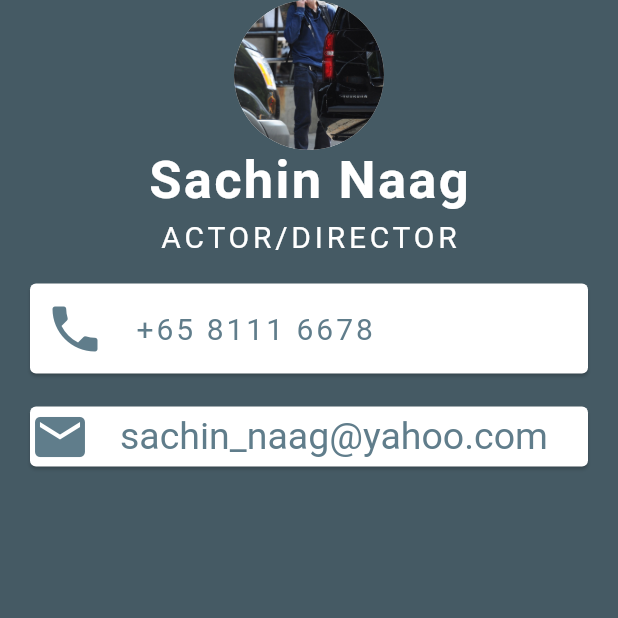
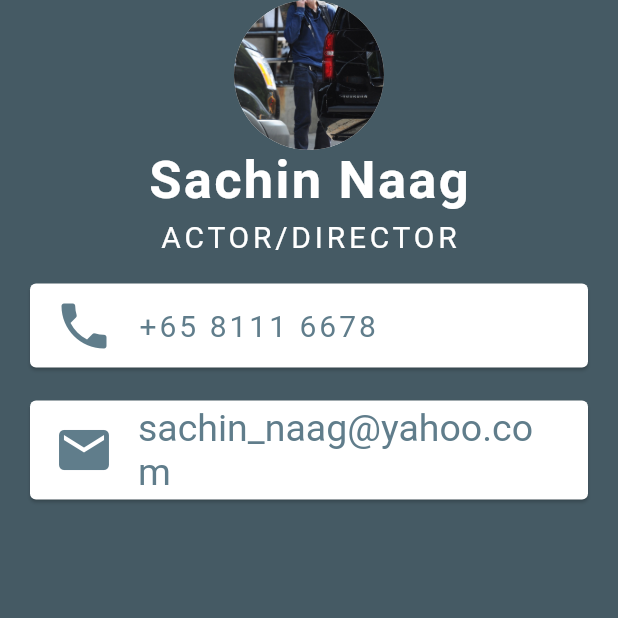
Before and after one commit to anshulkataria4/mi_card, a Flutter app: the screen it shows after launch, on a phone screen of 412 x 824 dp, the top half of it. Run offline on Flutter 3.47's test engine with Material 2 defaults, Android fonts, the phone set to English and light mode, and no system bars; Roboto replaces fonts that are missing (Montserrat, Montserret).

Commit message:
removed Container and row and replaced with Card Widget

```diff
--- a/lib/main.dart
+++ b/lib/main.dart
@@ -42,19 +42,13 @@ class MyApp extends StatelessWidget {
               Card(
                 color: Colors.white,
                 margin: EdgeInsets.symmetric(vertical: 20, horizontal: 20),
-                  child: Padding(
-                    padding: EdgeInsets.all(10),
-                    child: Row(
-                      children: <Widget>[
-                        Icon(
+                child: ListTile(
+                  leading: Icon(
                     Icons.phone,
                     size: 40,
                     color: Colors.blueGrey,
                   ),
-                        SizedBox(
-                          width: 20,
-                        ),
-                        Text(
+                  title: Text(
                     '+65 8111 6678',
                     style: TextStyle(
                       color: Colors.blueGrey,
@@ -62,32 +56,27 @@ class MyApp extends StatelessWidget {
                       fontSize: 20,
                       letterSpacing: 2,
                     ),
-                        )
-                      ],
                   ),
-                  )),
+                ),
+              ),
               Card(
                 color: Colors.white,
                 margin: EdgeInsets.symmetric(vertical: 2, horizontal: 20),
-                  child: Row(
-                    children: <Widget>[
-                      Icon(
+                child: ListTile(
+                  leading: Icon(
                     Icons.email,
                     size: 40,
                     color: Colors.blueGrey,
                   ),
-                      SizedBox(
-                        width: 20,
-                      ),
-                      Text(
+                  title: Text(
                     'sachin_naag@yahoo.com',
                     style: TextStyle(
                         color: Colors.blueGrey,
                         fontFamily: 'Montserret',
                         fontSize: 25),
-                      )
-                    ],
-                  ))
+                  ),
+                ),
+              ),
             ],
           ),
         ),
```
Lines whose indentation alone changed are shown as unchanged.
